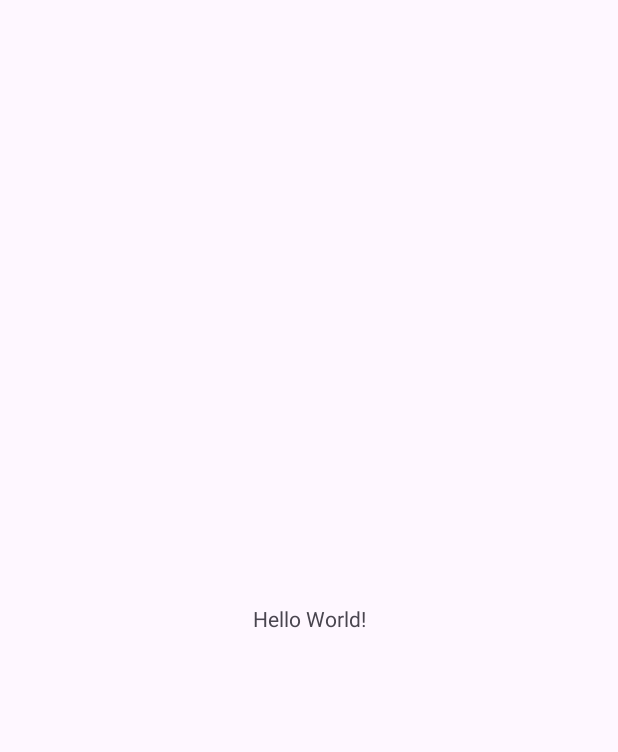
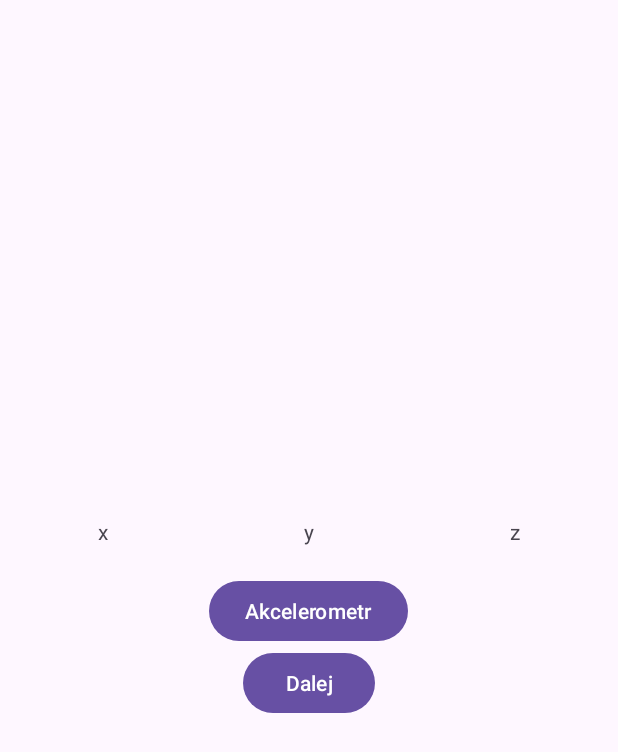
Before and after one commit to SciCreed/Hole-detector, an Android app: the screen it shows after launch (MainActivity before the commit, AccelerometerActivity after it), on a phone screen of 412 x 824 dp. Before the commit the part shown is almost empty. Shown: the top 752 px of the screen. Run offline under Robolectric (Android 15) with nearby library versions, the light colour scheme and no system bars.

Commit message:
feat: accelerometer registering

```diff
--- a/app/src/main/AndroidManifest.xml
+++ b/app/src/main/AndroidManifest.xml
@@ -13,7 +13,10 @@
         android:theme="@style/Theme.Holedetector"
         tools:targetApi="31">
         <activity
-            android:name=".MainActivity"
+            android:name=".GyroscopesActivity"
+            android:exported="false" />
+        <activity
+            android:name=".AccelerometerActivity"
             android:exported="true">
             <intent-filter>
                 <action android:name="android.intent.action.MAIN" />
--- /dev/null
+++ b/app/src/main/java/com/example/holedetector/AccelerometerActivity.java
@@ -0,0 +1,99 @@
+package com.example.holedetector;
+
+import androidx.appcompat.app.AppCompatActivity;
+import android.content.Context;
+import android.content.Intent;
+import android.hardware.Sensor;
+import android.hardware.SensorEvent;
+import android.hardware.SensorEventListener;
+import android.hardware.SensorManager;
+import android.os.Bundle;
+import android.view.View;
+import android.widget.Button;
+import android.widget.TextView;
+import android.widget.Toast;
+
+import java.util.List;
+
+public class AccelerometerActivity extends AppCompatActivity {
+
+    // UI elements
+    private TextView vx, vy, vz;
+
+    // Sensor-related variables
+    private SensorManager sensorManager;
+    private List<Sensor> sensorList;
+
+    @Override
+    protected void onCreate(Bundle savedInstanceState) {
+        super.onCreate(savedInstanceState);
+        setContentView(R.layout.activity_main);
+
+        // Initialize UI elements
+        vx = findViewById(R.id.vx);
+        vy = findViewById(R.id.vy);
+        vz = findViewById(R.id.vz);
+        Button startButton = findViewById(R.id.button);
+        Button nextActivityButton = findViewById(R.id.button2);
+
+        // Initialize the SensorManager and get a list of available sensors
+        sensorManager = (SensorManager) getSystemService(Context.SENSOR_SERVICE);
+        sensorList = sensorManager.getSensorList(Sensor.TYPE_ALL);
+
+        // Set click listeners for buttons
+        startButton.setOnClickListener(v -> startAccelerometer());
+
+        nextActivityButton.setOnClickListener(v -> {
+            stopAccelerometer();
+            startActivity(new Intent(AccelerometerActivity.this, GyroscopesActivity.class));
+        });
+    }
+
+    // Start the accelerometer sensor
+    private void startAccelerometer() {
+        if (sensorList.size() > 0) {
+            Sensor accelerometerSensor = sensorManager.getDefaultSensor(Sensor.TYPE_ACCELEROMETER);
+            sensorManager.registerListener(accelerometerListener, accelerometerSensor, SensorManager.SENSOR_DELAY_NORMAL);
+        } else {
+            showToast("Error: No accelerometers found.");
+        }
+    }
+
+    // Stop the accelerometer sensor
+    private void stopAccelerometer() {
+        sensorManager.unregisterListener(accelerometerListener);
+    }
+
+    @Override
+    protected void onStop() {
+        super.onStop();
+        stopAccelerometer();
+    }
+
+    // SensorEventListener for accelerometer data
+    private final SensorEventListener accelerometerListener = new SensorEventListener() {
+        @Override
+        public void onSensorChanged(SensorEvent sensorEvent) {
+            if (sensorEvent.sensor.getType() == Sensor.TYPE_ACCELEROMETER) {
+                handleAccelerometer(sensorEvent);
+            }
+        }
+
+        @Override
+        public void onAccuracyChanged(Sensor sensor, int accuracy) {
+            // Handle accuracy changes if needed
+        }
+
+        private void handleAccelerometer(SensorEvent event) {
+            float[] values = event.values;
+            vx.setText(String.valueOf(values[0]));
+            vy.setText(String.valueOf(values[1]));
+            vz.setText(String.valueOf(values[2]));
+        }
+    };
+
+    // Display a Toast message
+    private void showToast(String message) {
+        Toast.makeText(this, message, Toast.LENGTH_LONG).show();
+    }
+}
--- a/app/src/main/java/com/example/holedetector/MainActivity.java
+++ b/app/src/main/java/com/example/holedetector/GyroscopesActivity.java
@@ -4,11 +4,11 @@ import androidx.appcompat.app.AppCompatActivity;
 
 import android.os.Bundle;
 
-public class MainActivity extends AppCompatActivity {
+public class GyroscopesActivity extends AppCompatActivity {
 
     @Override
     protected void onCreate(Bundle savedInstanceState) {
         super.onCreate(savedInstanceState);
-        setContentView(R.layout.activity_main);
+        setContentView(R.layout.activity_gyroscopes);
     }
 }
--- /dev/null
+++ b/app/src/main/res/layout/activity_gyroscopes.xml
@@ -0,0 +1,9 @@
+<?xml version="1.0" encoding="utf-8"?>
+<androidx.constraintlayout.widget.ConstraintLayout xmlns:android="http://schemas.android.com/apk/res/android"
+    xmlns:app="http://schemas.android.com/apk/res-auto"
+    xmlns:tools="http://schemas.android.com/tools"
+    android:layout_width="match_parent"
+    android:layout_height="match_parent"
+    tools:context=".GyroscopesActivity">
+
+</androidx.constraintlayout.widget.ConstraintLayout>
--- a/app/src/main/res/layout/activity_main.xml
+++ b/app/src/main/res/layout/activity_main.xml
@@ -1,18 +1,95 @@
 <?xml version="1.0" encoding="utf-8"?>
-<androidx.constraintlayout.widget.ConstraintLayout xmlns:android="http://schemas.android.com/apk/res/android"
-    xmlns:app="http://schemas.android.com/apk/res-auto"
+<androidx.appcompat.widget.LinearLayoutCompat
+    xmlns:android="http://schemas.android.com/apk/res/android"
     xmlns:tools="http://schemas.android.com/tools"
     android:layout_width="match_parent"
     android:layout_height="match_parent"
-    tools:context=".MainActivity">
+    android:orientation="vertical"
+    android:gravity="center"
+    tools:context=".AccelerometerActivity">
 
-    <TextView
+    <!-- Horizontal Layout for X, Y, Z -->
+    <LinearLayout
+        android:layout_width="match_parent"
+        android:layout_height="wrap_content"
+        android:orientation="horizontal">
+
+        <!-- X, Y, Z Groups -->
+        <LinearLayout
+            android:id="@+id/vxGroup"
+            android:layout_width="0dp"
+            android:layout_weight="1"
+            android:layout_height="wrap_content"
+            android:orientation="vertical"
+            android:gravity="center">
+
+            <TextView
+                android:id="@+id/tx"
+                android:layout_width="wrap_content"
+                android:layout_height="wrap_content"
+                android:text="x" />
+
+            <TextView
+                android:id="@+id/vx"
+                android:layout_width="wrap_content"
+                android:layout_height="wrap_content" />
+        </LinearLayout>
+
+        <!-- Y Group -->
+        <LinearLayout
+            android:id="@+id/vyGroup"
+            android:layout_width="0dp"
+            android:layout_weight="1"
+            android:layout_height="wrap_content"
+            android:orientation="vertical"
+            android:gravity="center">
+
+            <TextView
+                android:id="@+id/ty"
+                android:layout_width="wrap_content"
+                android:layout_height="wrap_content"
+                android:text="y" />
+
+            <TextView
+                android:id="@+id/vy"
+                android:layout_width="wrap_content"
+                android:layout_height="wrap_content" />
+        </LinearLayout>
+
+        <!-- Z Group -->
+        <LinearLayout
+            android:id="@+id/vzGroup"
+            android:layout_width="0dp"
+            android:layout_weight="1"
+            android:layout_height="wrap_content"
+            android:orientation="vertical"
+            android:gravity="center">
+
+            <TextView
+                android:id="@+id/tz"
+                android:layout_width="wrap_content"
+                android:layout_height="wrap_content"
+                android:text="z" />
+
+            <TextView
+                android:id="@+id/vz"
+                android:layout_width="wrap_content"
+                android:layout_height="wrap_content" />
+        </LinearLayout>
+    </LinearLayout>
+
+    <!-- Buttons -->
+    <Button
+        android:id="@+id/button"
         android:layout_width="wrap_content"
         android:layout_height="wrap_content"
-        android:text="Hello World!"
-        app:layout_constraintBottom_toBottomOf="parent"
-        app:layout_constraintEnd_toEndOf="parent"
-        app:layout_constraintStart_toStartOf="parent"
-        app:layout_constraintTop_toTopOf="parent" />
+        android:layout_gravity="center_horizontal"
+        android:text="Akcelerometr" />
 
-</androidx.constraintlayout.widget.ConstraintLayout>
+    <Button
+        android:id="@+id/button2"
+        android:layout_width="wrap_content"
+        android:layout_height="wrap_content"
+        android:layout_gravity="center_horizontal"
+        android:text="Dalej" />
+</androidx.appcompat.widget.LinearLayoutCompat>
```
